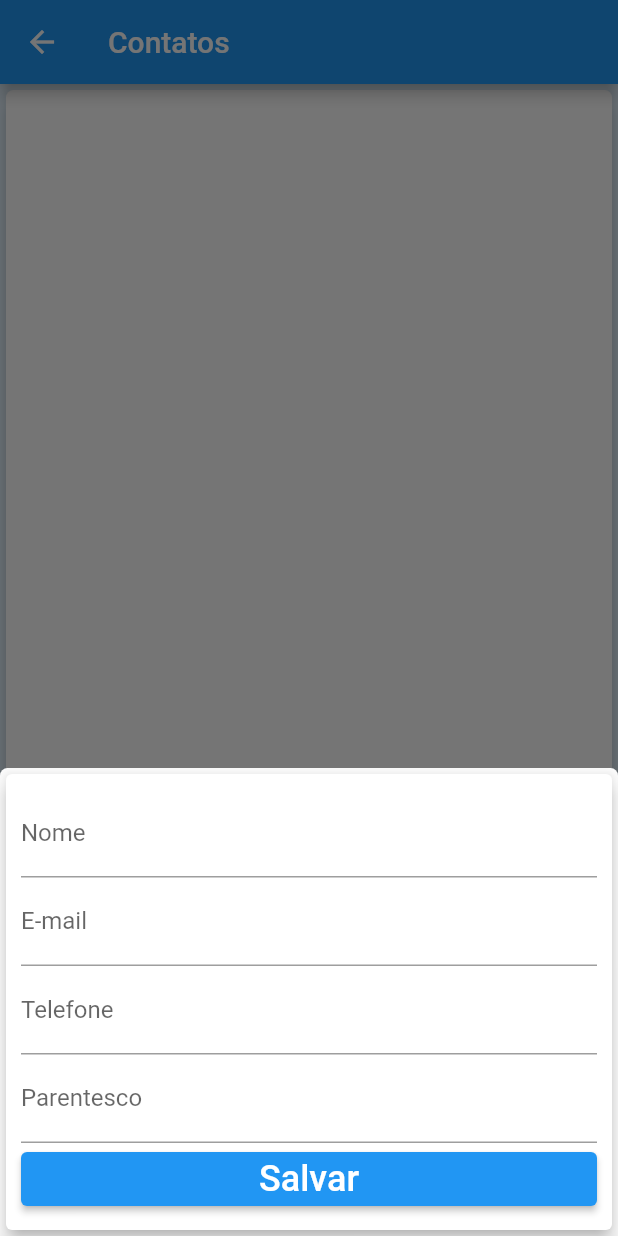
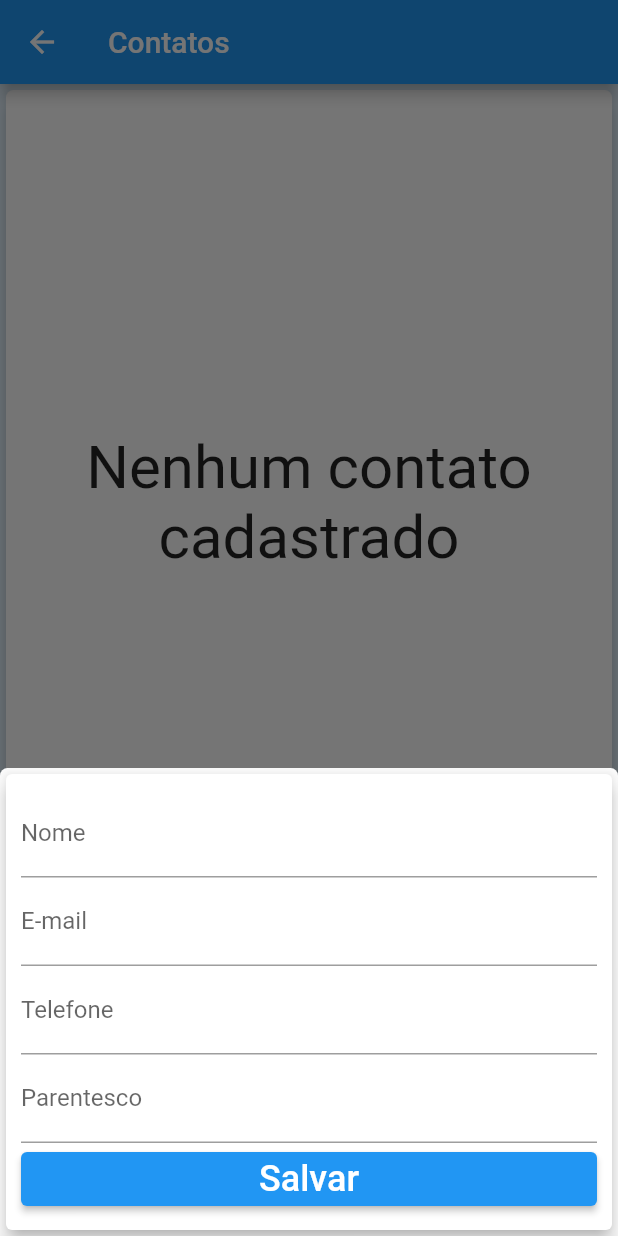
Before and after one commit to Wellington-gc/tcc_app, a Flutter app: the ContactsScreen screen opened directly, after a tap on the "person add alt 1" icon, on a phone screen of 412 x 824 dp. Run offline on Flutter 3.47's test engine with Material 2 defaults, Android fonts, the phone set to English and light mode, and no system bars; our stand-ins replace flutter_blue, flutter_local_notifications, hive, hive_flutter; accounts and stored records are empty.

```diff
--- a/lib/components/contacts_list.dart
+++ /dev/null
@@ -1,57 +0,0 @@
-import 'package:flutter/material.dart';
-import 'package:tcc_app/models/contact.dart';
-
-class ContactsList extends StatelessWidget {
-  const ContactsList({Key? key, required this.contacts, required this.onRemove})
-      : super(key: key);
-
-  final void Function(String) onRemove;
-
-  final List<Contact> contacts;
-
-  @override
-  Widget build(BuildContext context) {
-    return SizedBox(
-      height: 600,
-      child: ListView(
-        children: contacts.map(
-          (contact) {
-            return Card(
-              child: ListTile(
-                leading: CircleAvatar(
-                  radius: 30,
-                  child: Text(
-                    contact.name.substring(0, 1).toUpperCase(),
-                    style: const TextStyle(fontSize: 20),
-                  ),
-                ),
-                title: Text(
-                  contact.name,
-                  style: const TextStyle(
-                    fontSize: 18,
-                    fontWeight: FontWeight.bold,
-                  ),
-                ),
-                subtitle: Text(
-                  contact.relationship,
-                  style: const TextStyle(
-                    fontSize: 18,
-                    fontWeight: FontWeight.bold,
-                  ),
-                ),
-                trailing: IconButton(
-                  icon: const Icon(
-                    Icons.delete,
-                    size: 35,
-                  ),
-                  color: Theme.of(context).errorColor,
-                  onPressed: () => onRemove(contact.id),
-                ),
-              ),
-            );
-          },
-        ).toList(),
-      ),
-    );
-  }
-}
--- a/lib/models/contact.dart
+++ b/lib/models/contact.dart
@@ -1,8 +1,22 @@
+import 'package:hive/hive.dart';
+
+part 'contact.g.dart';
+
+@HiveType(typeId: 0)
 class Contact {
+  @HiveField(0)
   final String id;
+
+  @HiveField(1)
   final String name;
+
+  @HiveField(2)
   final String email;
+
+  @HiveField(3)
   final String phone;
+
+  @HiveField(4)
   final String relationship;
 
   Contact({
--- a/lib/screens/contacts_page.dart
+++ b/lib/screens/contacts_page.dart
@@ -1,6 +1,6 @@
 import 'package:flutter/material.dart';
+import 'package:hive_flutter/hive_flutter.dart';
 import 'package:tcc_app/components/contacts_form.dart';
-import 'package:tcc_app/components/contacts_list.dart';
 import 'package:tcc_app/models/contact.dart';
 import 'package:uuid/uuid.dart';
 
@@ -12,9 +12,8 @@ class ContactsScreen extends StatefulWidget {
 }
 
 class _ContactsScreenState extends State<ContactsScreen> {
-  final _contacts = <Contact>[];
-
-  _addContact(String name, String email, String phone, String relationship) {
+  _addContact(
+      String name, String email, String phone, String relationship) async {
     final newContact = Contact(
       id: const Uuid().v4(),
       name: name,
@@ -23,17 +22,11 @@ class _ContactsScreenState extends State<ContactsScreen> {
       relationship: relationship,
     );
 
-    setState(() {
-      _contacts.add(newContact);
-    });
+    Box<Contact> contactsBox = Hive.box<Contact>('contacts');
+
+    contactsBox.add(newContact);
 
     Navigator.of(context).pop();
-  }
-
-  _deleteContact(String id) {
-    setState(() {
-      _contacts.removeWhere((element) => element.id == id);
-    });
   }
 
   @override
@@ -49,9 +42,72 @@ class _ContactsScreenState extends State<ContactsScreen> {
             shape: RoundedRectangleBorder(
               borderRadius: BorderRadius.circular(5),
             ),
-            child: ContactsList(
-              contacts: _contacts,
-              onRemove: _deleteContact,
+            child: ValueListenableBuilder(
+              valueListenable: Hive.box<Contact>('contacts').listenable(),
+              builder: (context, Box<Contact> box, _) {
+                if (box.values.isEmpty) {
+                  return const SizedBox(
+                    height: 550,
+                    child: Center(
+                      child: Text(
+                        'Nenhum contato cadastrado',
+                        textAlign: TextAlign.center,
+                        style: TextStyle(
+                          fontSize: 40,
+                        ),
+                      ),
+                    ),
+                  );
+                }
+                return SizedBox(
+                  height: 550,
+                  child: ListView.builder(
+                    itemCount: box.values.length,
+                    itemBuilder: (context, index) {
+                      Contact? currentContact = box.getAt(index);
+
+                      return Card(
+                        clipBehavior: Clip.antiAlias,
+                        child: ListTile(
+                          leading: CircleAvatar(
+                            radius: 30,
+                            child: Text(
+                              currentContact!.name
+                                  .substring(0, 1)
+                                  .toUpperCase(),
+                              style: const TextStyle(fontSize: 20),
+                            ),
+                          ),
+                          title: Text(
+                            currentContact.name,
+                            style: const TextStyle(
+                              fontSize: 18,
+                              fontWeight: FontWeight.bold,
+                            ),
+                          ),
+                          subtitle: Text(
+                            currentContact.relationship,
+                            style: const TextStyle(
+                              fontSize: 18,
+                              fontWeight: FontWeight.bold,
+                            ),
+                          ),
+                          trailing: IconButton(
+                            icon: const Icon(
+                              Icons.delete,
+                              size: 35,
+                            ),
+                            color: Theme.of(context).errorColor,
+                            onPressed: () async {
+                              await box.deleteAt(index);
+                            },
+                          ),
+                        ),
+                      );
+                    },
+                  ),
+                );
+              },
             ),
           ),
         ],
```
Also changed, not shown: lib/main.dart (+7 -0 lines), pubspec.yaml (+5 -3 lines), lib/models/contact.g.dart (added), pubspec.lock.
